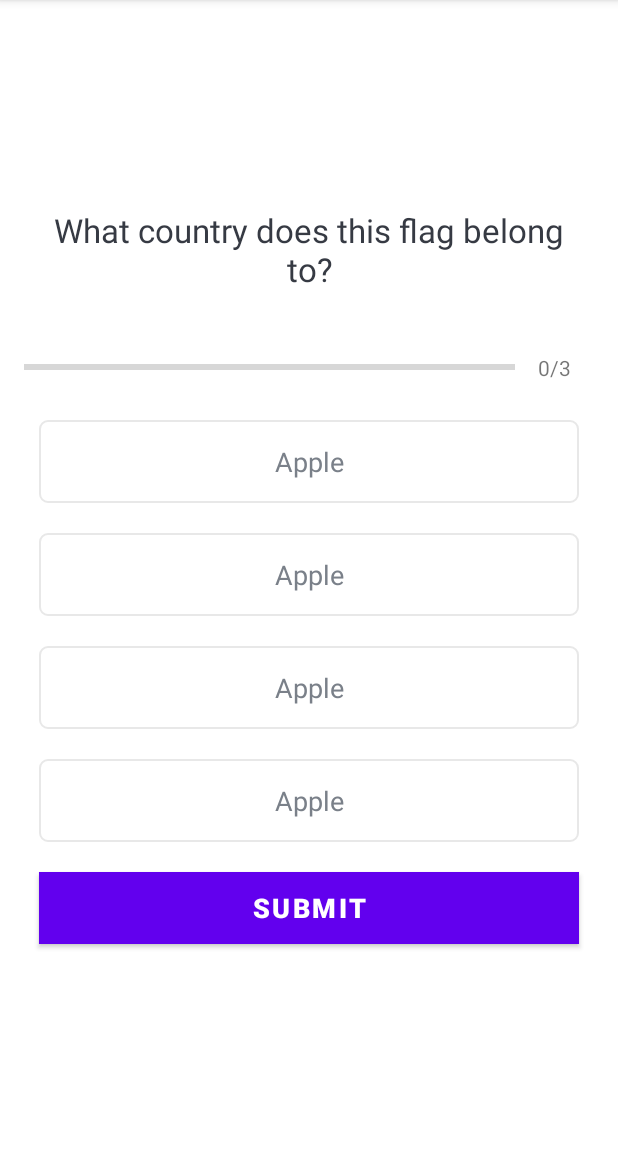
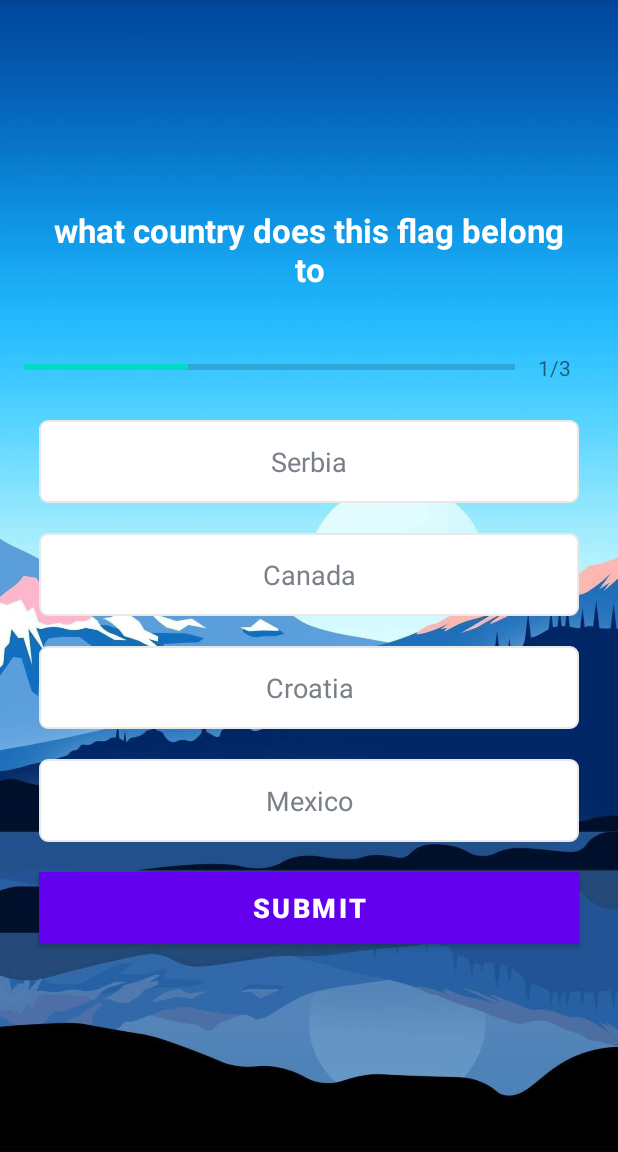
Before and after one commit to AleksaZatezalo/quizApp, an Android app: the QuizQuestionsActivity screen opened directly, with no data from a screen before it, on a phone screen of 412 x 824 dp, the part 84-1236 px from its top. Run offline under Robolectric (Android 15) with nearby library versions, the phone set to English and light mode, and no system bars.

Commit message:
question list populated.

```diff
--- a/app/src/main/java/com/example/quizapp/QuizQuestionsActivity.kt
+++ b/app/src/main/java/com/example/quizapp/QuizQuestionsActivity.kt
@@ -3,6 +3,8 @@ package com.example.quizapp
 import androidx.appcompat.app.AppCompatActivity
 import android.os.Bundle
 import android.util.Log
+import android.widget.ProgressBar
+import android.widget.TextView
 
 class QuizQuestionsActivity : AppCompatActivity() {
     override fun onCreate(savedInstanceState: Bundle?) {
@@ -11,5 +13,25 @@ class QuizQuestionsActivity : AppCompatActivity() {
 
         val questionsList = Constants.getQuestions()
         Log.i("Questions Size", "${questionsList.size}")
+
+        val currentPosition = 1
+        val question: Question? = questionsList[currentPosition - 1]
+
+        val prog_bar = this.findViewById<ProgressBar>(R.id.progressBar)
+        val tv_progress = this.findViewById<TextView>(R.id.tv_progress)
+        val tv_question = this.findViewById<TextView>(R.id.tv_question)
+
+        val tv_opt_one = this.findViewById<TextView>(R.id.tv_option_one)
+        val tv_opt_two = this.findViewById<TextView>(R.id.tv_option_two)
+        val tv_opt_three = this.findViewById<TextView>(R.id.tv_option_three)
+        val tv_opt_four = this.findViewById<TextView>(R.id.tv_option_four)
+
+        prog_bar.progress = 1
+        tv_progress.text = "$currentPosition" + "/" + prog_bar.max
+        tv_question.text = question!!.question
+        tv_opt_one.text = question.optionOne
+        tv_opt_two.text = question.optionTwo
+        tv_opt_three.text = question.optionThree
+        tv_opt_four.text = question.optionFour
     }
 }
--- a/app/src/main/res/layout/activity_quiz_questions.xml
+++ b/app/src/main/res/layout/activity_quiz_questions.xml
@@ -5,7 +5,9 @@
     android:layout_width="match_parent"
     android:layout_height="match_parent"
     android:fillViewport="true"
-    tools:context=".QuizQuestionsActivity">
+    android:background="@drawable/mnt"
+    tools:context=".QuizQuestionsActivity"
+    >
 
     <LinearLayout
         android:layout_width="match_parent"
@@ -19,8 +21,9 @@
             android:layout_height="wrap_content"
             android:layout_margin="10dp"
             android:gravity="center"
-            android:textColor="#363A43"
+            android:textColor="@color/white"
             android:textSize="22sp"
+            android:textStyle="bold"
             android:text="What country does this flag belong to?"/>
 
         <LinearLayout
```
